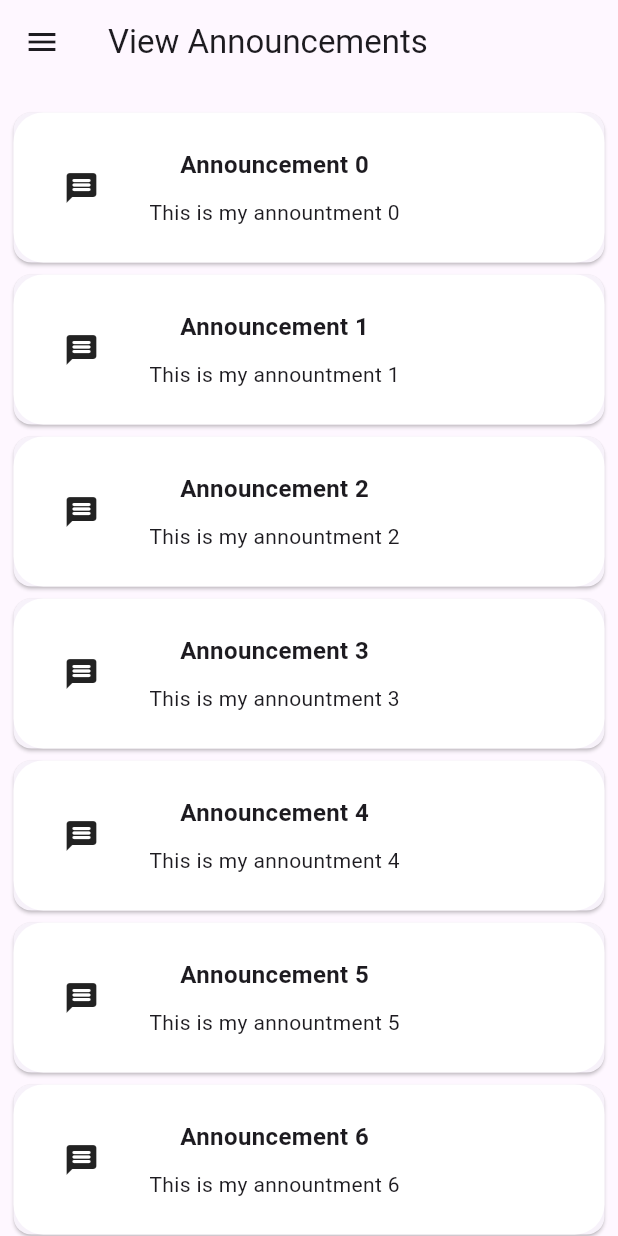
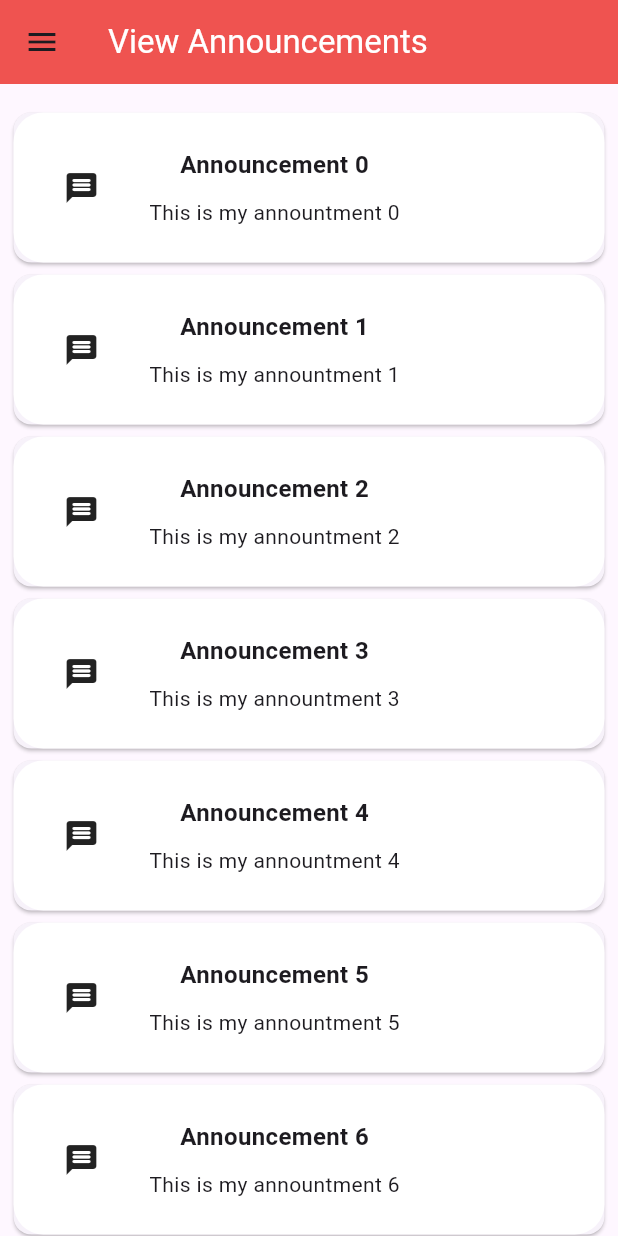
Before and after one commit to Hancie123/edysync, a Flutter app: the StudentAnnouncement screen opened directly, on a phone screen of 412 x 824 dp. Run offline on Flutter 3.47's test engine with Material 3 defaults, Android fonts, the phone set to English and light mode, and no system bars; our stand-ins replace dio, flutter_custom_clippers, flutter_screenutil, get, google_nav_bar, line_icons and 1 more; network calls fail.

Commit message:
home ui added

```diff
--- a/lib/views/home/student/announcement.dart
+++ b/lib/views/home/student/announcement.dart
@@ -8,7 +8,9 @@ class StudentAnnouncement extends StatelessWidget {
   Widget build(BuildContext context) {
     return Scaffold(
       drawer: StudentDrawer(),
-      appBar: AppBar(title: Text("View Announcements")),
+      appBar: AppBar(title: Text("View Announcements",style: TextStyle(color: Colors.white),),
+       backgroundColor: Colors.red.shade400,
+      ),
       body: Padding(
         padding: const EdgeInsets.only(top: 15),
         child: ListView.builder(
```
Also changed, not shown: lib/views/home/student/dashboard.dart (+23 -2 lines).
